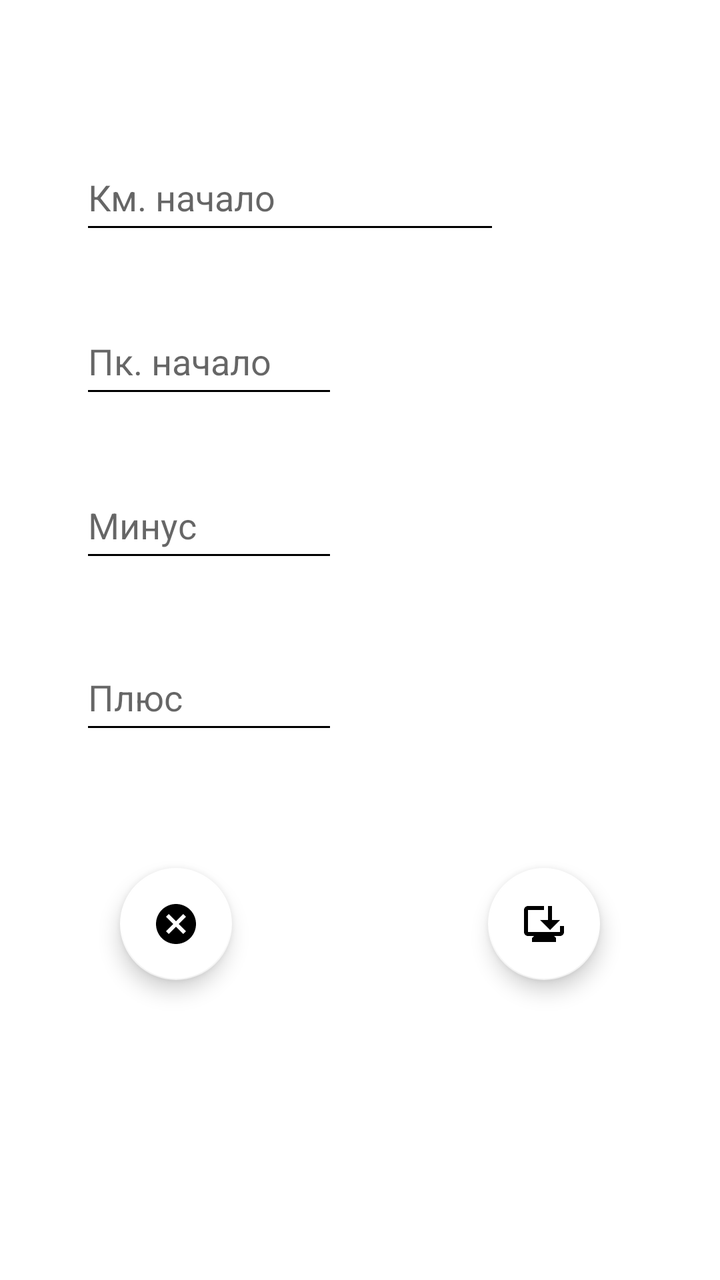
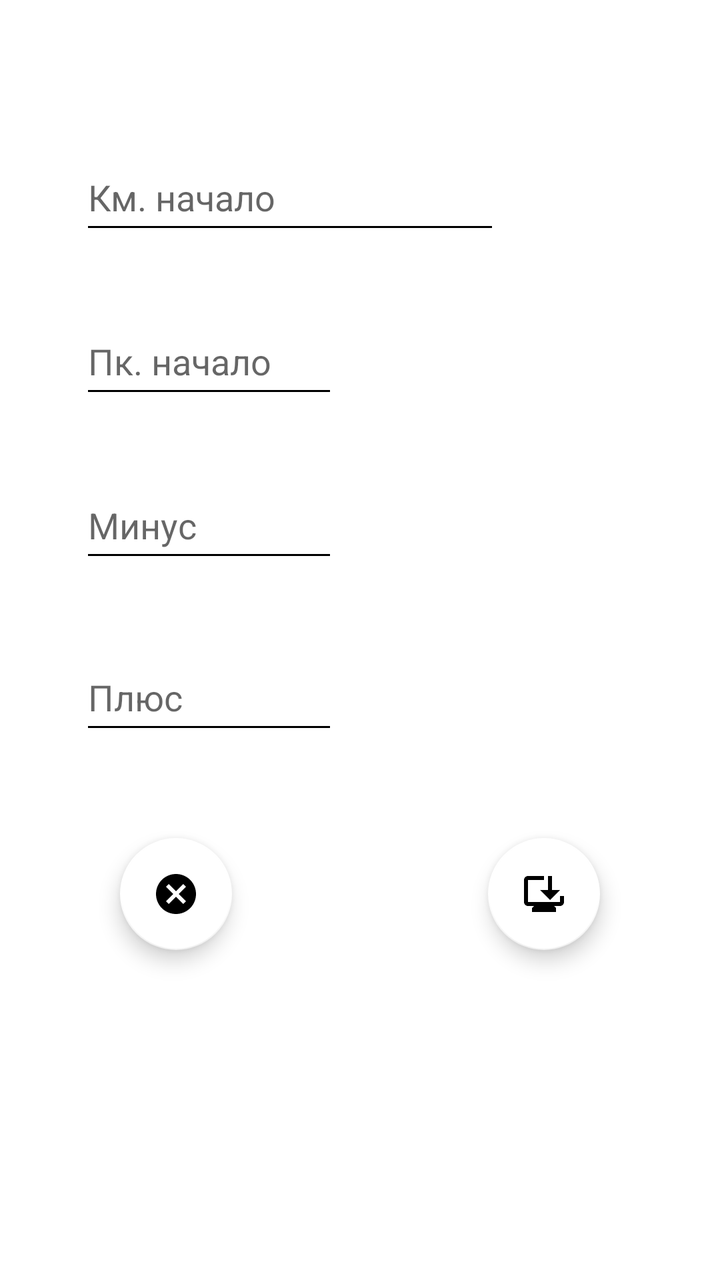

Screens rendered from an Android XML layout before and after an edit, with the pre-edit source and the edit as a unified diff.
<!-- AndroidManifest.xml: application theme Base.Theme.My_Gps_Assistant -->
<!-- res/layout/fragment_update_redacktor_chet.xml -->
<?xml version="1.0" encoding="utf-8"?>
<androidx.constraintlayout.widget.ConstraintLayout xmlns:android="http://schemas.android.com/apk/res/android"
    xmlns:app="http://schemas.android.com/apk/res-auto"
    xmlns:tools="http://schemas.android.com/tools"
    android:layout_width="match_parent"
    android:layout_height="match_parent"
    android:background="#FFFFFF"
    tools:context=".fragments.chet.redacktor.update.UpdateRedacktorFragmentChet">

    <EditText
        android:id="@+id/update_minus_redacktor_chet"
        android:layout_width="129dp"
        android:layout_height="50dp"
        android:layout_marginTop="32dp"
        android:ems="10"
        android:hint="@string/fragment_update_minus_redacktor_chet"
        android:inputType="number"
        android:textColor="#000000"
        app:layout_constraintEnd_toEndOf="@+id/update_pk_start_redacktor_chet"
        app:layout_constraintHorizontal_bias="0.0"
        app:layout_constraintStart_toStartOf="@+id/update_pk_start_redacktor_chet"
        app:layout_constraintTop_toBottomOf="@+id/update_pk_start_redacktor_chet"
        tools:ignore="Autofill,HardcodedText,TextContrastCheck" />

    <EditText
        android:id="@+id/update_pk_start_redacktor_chet"
        android:layout_width="129dp"
        android:layout_height="50dp"
        android:layout_marginTop="32dp"
        android:ems="10"
        android:hint="@string/fragment_update_pk_start_redacktor_chet"
        android:inputType="number"
        android:maxLength="2"
        android:textColor="#000000"
        app:layout_constraintEnd_toEndOf="@+id/update_start_redacktor_chet"
        app:layout_constraintHorizontal_bias="0.0"
        app:layout_constraintStart_toStartOf="@+id/update_start_redacktor_chet"
        app:layout_constraintTop_toBottomOf="@+id/update_start_redacktor_chet"
        tools:ignore="Autofill,HardcodedText,MissingConstraints,TextContrastCheck" />

    <EditText
        android:id="@+id/update_start_redacktor_chet"
        android:layout_width="0dp"
        android:layout_height="50dp"
        android:layout_marginStart="40dp"
        android:layout_marginTop="72dp"
        android:ems="10"
        android:hint="@string/fragment_update_km_start_redacktor_chet"
        android:importantForAutofill="no"
        android:inputType="number"
        android:maxLength="4"
        android:textColor="#000000"
        app:layout_constraintStart_toStartOf="parent"
        app:layout_constraintTop_toTopOf="parent"
        tools:ignore="HardcodedText,TextContrastCheck" />

    <EditText
        android:id="@+id/update_plus_redacktor_chet"
        android:layout_width="129dp"
        android:layout_height="50dp"
        android:layout_marginTop="36dp"
        android:ems="10"
        android:hint="@string/fragment_update_plus_redacktor_chet"
        android:importantForAutofill="no"
        android:inputType="number"
        android:textColor="#000000"
        app:layout_constraintEnd_toEndOf="@+id/update_minus_redacktor_chet"
        app:layout_constraintHorizontal_bias="0.0"
        app:layout_constraintStart_toStartOf="@+id/update_minus_redacktor_chet"
        app:layout_constraintTop_toBottomOf="@+id/update_minus_redacktor_chet"
        tools:ignore="HardcodedText,MissingConstraints,TextContrastCheck" />

    <com.google.android.material.floatingactionbutton.FloatingActionButton
        android:id="@+id/fb_update_save_redacktor_chet"
        android:layout_width="wrap_content"
        android:layout_height="wrap_content"
        android:layout_marginEnd="60dp"
        android:layout_marginBottom="150dp"
        android:clickable="true"
        android:focusable="true"
        android:src="@drawable/is_update_save_redacktor_chet"
        app:backgroundTint="@color/white"
        app:layout_constraintBottom_toBottomOf="parent"
        app:layout_constraintEnd_toEndOf="parent"
        tools:ignore="ContentDescription,SpeakableTextPresentCheck" />

    <com.google.android.material.floatingactionbutton.FloatingActionButton
        android:id="@+id/fb_update_cancel_redacktor_chet"
        android:layout_width="wrap_content"
        android:layout_height="wrap_content"
        android:layout_marginStart="60dp"
        android:layout_marginBottom="150dp"
        android:clickable="true"
        android:focusable="true"
        android:src="@drawable/is_update_cancel_redacktor_chet"
        app:backgroundTint="@color/white"
        app:layout_constraintBottom_toBottomOf="parent"
        app:layout_constraintStart_toStartOf="parent"
        tools:ignore="ContentDescription,SpeakableTextPresentCheck" />
</androidx.constraintlayout.widget.ConstraintLayout>
<!-- resources referenced by this layout -->
<resources>
  <color name="white">#FFFFFFFF</color>
  <!-- drawable is_update_cancel_redacktor_chet (drawable) -->
  <vector xmlns:android="http://schemas.android.com/apk/res/android" android:height="24dp" android:tint="#52ED27" android:viewportHeight="24" android:viewportWidth="24" android:width="24dp">
        
      <path android:fillColor="@android:color/white" android:pathData="M12,2C6.47,2 2,6.47 2,12s4.47,10 10,10 10,-4.47 10,-10S17.53,2 12,2zM17,15.59L15.59,17 12,13.41 8.41,17 7,15.59 10.59,12 7,8.41 8.41,7 12,10.59 15.59,7 17,8.41 13.41,12 17,15.59z"/>
      
  </vector>
  <!-- drawable is_update_save_redacktor_chet (drawable) -->
  <vector xmlns:android="http://schemas.android.com/apk/res/android" android:height="24dp" android:tint="#52ED27" android:viewportHeight="24" android:viewportWidth="24" android:width="24dp">
        
      <path android:fillColor="@android:color/white" android:pathData="M22,13v3c0,1.1 -0.9,2 -2,2h-3l1,1v2H6v-2l1,-1H4c-1.1,0 -2,-0.9 -2,-2V5c0,-1.1 0.9,-2 2,-2l8,0v2L4,5v11h16v-3H22zM15,15l-5,-5h4V3h2v7h4L15,15z"/>
      
  </vector>
  <string name="fragment_update_km_start_redacktor_chet">Км. начало</string>
  <string name="fragment_update_minus_redacktor_chet">Минус</string>
  <string name="fragment_update_pk_start_redacktor_chet">Пк. начало</string>
  <string name="fragment_update_plus_redacktor_chet">Плюс</string>
  <style name="Base.Theme.My_Gps_Assistant" parent="Theme.MaterialComponents.Light.NoActionBar">
          
          <item name="colorPrimary">@color/black</item>
          <item name="colorPrimaryVariant">@color/lavender</item>
          <item name="colorOnPrimary">@color/white</item>
  
          <item name="colorSecondary">@color/teal_200</item>
          <item name="colorSecondaryVariant">@color/teal_700</item>
          <item name="colorOnSecondary">@color/black</item>
  
          <item name="android:statusBarColor">@color/lavender</item>
  
  
          <item name="android:windowFullscreen">true</item>
  
          <item name="android:textColorPrimary">@color/black</item>
          <item name="android:textColorSecondary">@color/black</item>
          <item name="android:textColorTertiary">@color/black</item>
  
  
  
  
  
  
  
      </style>
  <color name="black">#FF000000</color>
  <color name="lavender">#8692f7</color>
  <color name="teal_200">#D58DD5</color>
  <color name="teal_700">#00C2EF</color>
</resources>

<!-- the commit's change to res/layout/fragment_update_redacktor_chet.xml (unified diff, before → after) -->
@@ -75,7 +75,7 @@
         android:layout_width="wrap_content"
         android:layout_height="wrap_content"
         android:layout_marginEnd="60dp"
-        android:layout_marginBottom="150dp"
+        android:layout_marginBottom="165dp"
         android:clickable="true"
         android:focusable="true"
         android:src="@drawable/is_update_save_redacktor_chet"
@@ -89,7 +89,7 @@
         android:layout_width="wrap_content"
         android:layout_height="wrap_content"
         android:layout_marginStart="60dp"
-        android:layout_marginBottom="150dp"
+        android:layout_marginBottom="165dp"
         android:clickable="true"
         android:focusable="true"
         android:src="@drawable/is_update_cancel_redacktor_chet"
